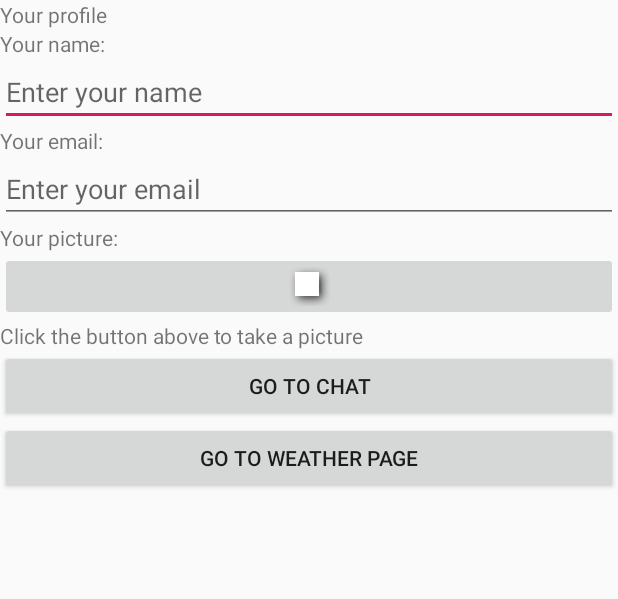
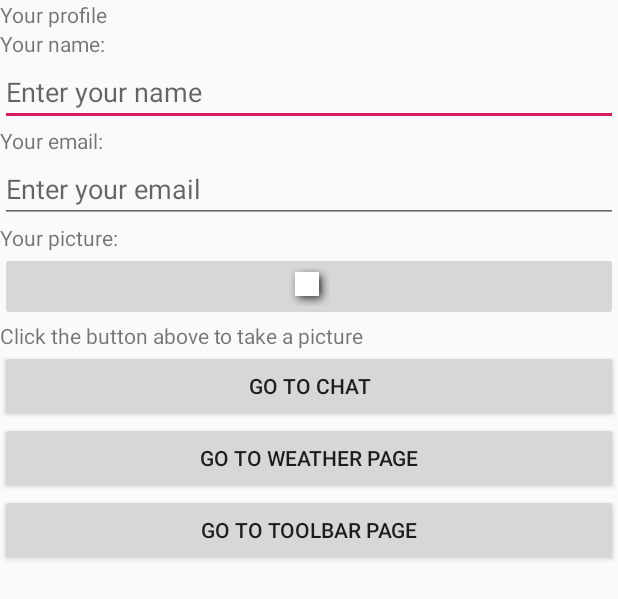
Before and after one commit to gupt0070/Android_Lab06, an Android app: the layout activity_profile.xml on its own in the app's theme, with its tools: preview values and no code run, on a phone screen of 412 x 824 dp. Shown: the top 599 px of the screen. Run offline under Robolectric (Android 15) with nearby library versions, the phone set to English and light mode, and no system bars.

Commit message:
Finished Lab08

```diff
--- a/app/build.gradle
+++ b/app/build.gradle
@@ -31,4 +31,6 @@ dependencies {
     testImplementation 'junit:junit:4.12'
     androidTestImplementation 'androidx.test.ext:junit:1.1.0'
     androidTestImplementation 'androidx.test.espresso:espresso-core:3.1.1'
+    implementation 'com.android.support:design:28.0.0'
+
 }
--- a/app/src/main/res/layout/activity_profile.xml
+++ b/app/src/main/res/layout/activity_profile.xml
@@ -1,4 +1,3 @@
-<?xml version="1.0" encoding="utf-8"?>
 <RelativeLayout xmlns:android="http://schemas.android.com/apk/res/android"
     android:layout_width="match_parent"
     android:layout_height="match_parent">
@@ -7,92 +6,101 @@
         android:id="@+id/ProfileTextView"
         android:layout_width="match_parent"
         android:layout_height="wrap_content"
-        android:text="@string/ProfileText"
+        android:layout_alignParentLeft="true"
         android:layout_alignParentTop="true"
-        android:layout_alignParentLeft="true"
-        android:layout_alignParentRight="true"/>
+        android:layout_alignParentRight="true"
+        android:text="@string/ProfileText" />
 
     <TextView
         android:id="@+id/NameTextView"
         android:layout_width="match_parent"
         android:layout_height="wrap_content"
-        android:text="@string/NameText"
+        android:layout_below="@id/ProfileTextView"
         android:layout_alignParentLeft="true"
         android:layout_alignParentRight="true"
-        android:layout_below="@id/ProfileTextView"/>
+        android:text="@string/NameText" />
+
     <EditText
         android:id="@+id/NameEditText"
         android:layout_width="match_parent"
         android:layout_height="wrap_content"
-        android:ems="10"
-        android:hint="@string/NameHintText"
+        android:layout_below="@id/NameTextView"
         android:layout_alignParentLeft="true"
         android:layout_alignParentRight="true"
-        android:layout_below="@id/NameTextView"
-        />
+        android:ems="10"
+        android:hint="@string/NameHintText" />
 
     <TextView
         android:id="@+id/EmailTextView"
         android:layout_width="match_parent"
         android:layout_height="wrap_content"
-        android:text="@string/EmailTextViewText"
+        android:layout_below="@id/NameEditText"
         android:layout_alignParentLeft="true"
         android:layout_alignParentRight="true"
-        android:layout_below="@id/NameEditText"/>
+        android:text="@string/EmailTextViewText" />
+
     <EditText
-        android:id="@+id/EmailEditText"
+        android:id="@+id/Email"
         android:layout_width="match_parent"
         android:layout_height="wrap_content"
-        android:ems="10"
-        android:hint="@string/EmailHintText"
+        android:layout_below="@id/EmailTextView"
         android:layout_alignParentLeft="true"
         android:layout_alignParentRight="true"
-        android:layout_below="@id/EmailTextView"
-        />
+        android:ems="10"
+        android:hint="@string/EmailHintText" />
+
     <TextView
         android:id="@+id/PictureTextView"
         android:layout_width="match_parent"
         android:layout_height="wrap_content"
-        android:text="@string/PictureTextView"
+        android:layout_below="@id/Email"
         android:layout_alignParentLeft="true"
         android:layout_alignParentRight="true"
-        android:layout_below="@id/EmailEditText"/>
+        android:text="@string/PictureTextView" />
 
     <ImageButton
-        android:id="@+id/ImageButton"
+        android:id="@+id/Image"
         android:layout_width="wrap_content"
         android:layout_height="wrap_content"
+        android:layout_below="@id/PictureTextView"
         android:layout_alignParentLeft="true"
         android:layout_alignParentRight="true"
-        android:src="@android:drawable/picture_frame"
-        android:layout_below="@id/PictureTextView"/>
+        android:src="@android:drawable/picture_frame" />
+
     <TextView
-        android:id="@+id/ImagePictureTextView"
+        android:id="@+id/ImagePicture"
         android:layout_width="match_parent"
         android:layout_height="wrap_content"
-        android:text="@string/ImagePictureTextView"
+        android:layout_below="@id/Image"
         android:layout_alignParentLeft="true"
         android:layout_alignParentRight="true"
-        android:layout_below="@id/ImageButton"/>
+        android:text="@string/ImagePictureTextView" />
 
     <Button
-        android:id="@+id/GoToChatBtn"
+        android:id="@+id/ChatButton"
         android:layout_width="match_parent"
         android:layout_height="wrap_content"
+        android:layout_below="@id/ImagePicture"
         android:layout_alignParentLeft="true"
         android:layout_alignParentRight="true"
-        android:text="@string/GoToChatText"
-        android:layout_below="@id/ImagePictureTextView"/>
+        android:text="@string/GoToChatText" />
 
     <Button
-        android:id="@+id/GoToWeatherPage"
+        android:id="@+id/WeatherPage"
         android:layout_width="match_parent"
         android:layout_height="wrap_content"
+        android:layout_below="@id/ChatButton"
         android:layout_alignParentLeft="true"
         android:layout_alignParentRight="true"
-        android:text="@string/GoToWeather"
-        android:layout_below="@id/GoToChatBtn"/>
+        android:text="@string/GoToWeather" />
 
-
+    <Button
+        android:id="@+id/ToolbarPage"
+        android:layout_width="match_parent"
+        android:layout_height="wrap_content"
+        android:layout_below="@id/WeatherPage"
+        android:layout_alignParentLeft="true"
+        android:layout_alignParentRight="true"
+        android:text="@string/GoToToolbar" />
 
 </RelativeLayout>
```
Also changed, not shown: app/src/main/AndroidManifest.xml (+5 -2 lines), app/src/main/java/com/example/android_lab06/ProfileActivity.java (+32 -55 lines), app/src/main/java/com/example/android_lab06/TestToolbar.java (added, +96 -0 lines), app/src/main/res/layout/activity_test_toolbar.xml (added, +37 -0 lines), app/src/main/res/layout/drawer.xml (added, +47 -0 lines), app/src/main/res/layout/header.xml (added, +28 -0 lines), app/src/main/res/menu/example_menu.xml (added, +27 -0 lines), app/src/main/res/menu/menu.xml (added, +32 -0 lines), app/src/main/res/values/strings.xml (+6 -3 lines), app/src/main/res/drawable/facebook.png (added), app/src/main/res/drawable/instagram.png (added), app/src/main/res/drawable/twitter.png (added).
